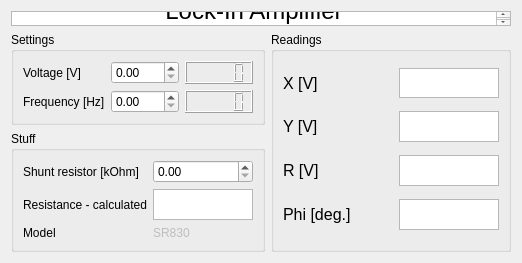
Old version of the form LockIn/LockIn_control.ui in the repository Cryostat-GUI/Cryostat-GUI.
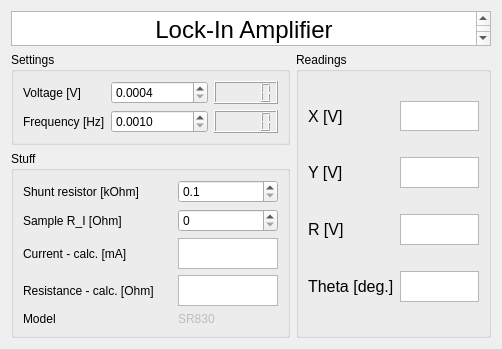
New version of the form.

Commit message: complete LockIn Implementation

Diff of the .ui file:
```diff
--- a/LockIn/LockIn_control.ui
+++ b/LockIn/LockIn_control.ui
@@ -6,8 +6,8 @@
    <rect>
     <x>0</x>
     <y>0</y>
-    <width>522</width>
-    <height>263</height>
+    <width>502</width>
+    <height>349</height>
    </rect>
   </property>
   <property name="windowTitle">
@@ -28,7 +28,20 @@
        </widget>
       </item>
       <item row="0" column="1">
-       <widget class="QDoubleSpinBox" name="spinSetVoltage_V"/>
+       <widget class="QDoubleSpinBox" name="spinSetVoltage_V">
+        <property name="decimals">
+         <number>4</number>
+        </property>
+        <property name="minimum">
+         <double>0.000400000000000</double>
+        </property>
+        <property name="maximum">
+         <double>5.000000000000000</double>
+        </property>
+        <property name="singleStep">
+         <double>0.100000000000000</double>
+        </property>
+       </widget>
       </item>
       <item row="1" column="0">
        <widget class="QLabel" name="label">
@@ -38,7 +51,17 @@
        </widget>
       </item>
       <item row="1" column="1">
-       <widget class="QDoubleSpinBox" name="spinSetFrequency_Hz"/>
+       <widget class="QDoubleSpinBox" name="spinSetFrequency_Hz">
+        <property name="decimals">
+         <number>4</number>
+        </property>
+        <property name="minimum">
+         <double>0.001000000000000</double>
+        </property>
+        <property name="maximum">
+         <double>102000.000000000000000</double>
+        </property>
+       </widget>
       </item>
       <item row="0" column="2">
        <widget class="QLCDNumber" name="lcdSetVoltage_V"/>
@@ -116,7 +139,7 @@
          </font>
         </property>
         <property name="text">
-         <string>Phi [deg.]</string>
+         <string>Theta [deg.]</string>
         </property>
        </widget>
       </item>
@@ -149,16 +172,13 @@
        </widget>
       </item>
       <item row="5" column="1">
-       <widget class="QPlainTextEdit" name="plainTextEdit">
+       <widget class="QTextEdit" name="textTheta_Deg">
         <property name="maximumSize">
          <size>
           <width>100</width>
           <height>31</height>
          </size>
         </property>
-        <property name="readOnly">
-         <bool>true</bool>
-        </property>
        </widget>
       </item>
      </layout>
@@ -170,41 +190,38 @@
       <string>Stuff</string>
      </property>
      <layout class="QGridLayout" name="gridLayout_2">
-      <item row="1" column="1">
-       <widget class="QTextEdit" name="textEdit_2">
-        <property name="maximumSize">
-         <size>
-          <width>100</width>
-          <height>31</height>
-         </size>
-        </property>
-       </widget>
-      </item>
-      <item row="0" column="0">
-       <widget class="QLabel" name="label_3">
-        <property name="text">
-         <string>Shunt resistor [kOhm]</string>
-        </property>
-       </widget>
-      </item>
-      <item row="0" column="1">
-       <widget class="QDoubleSpinBox" name="doubleSpinBox_3"/>
-      </item>
-      <item row="1" column="0">
-       <widget class="QLabel" name="label_4">
-        <property name="text">
-         <string>Resistance - calculated</string>
-        </property>
-       </widget>
-      </item>
-      <item row="2" column="0">
+      <item row="4" column="0">
        <widget class="QLabel" name="label_9">
         <property name="text">
          <string>Model</string>
         </property>
        </widget>
       </item>
-      <item row="2" column="1">
+      <item row="3" column="1">
+       <widget class="QTextEdit" name="textSampleResistance_Ohm">
+        <property name="maximumSize">
+         <size>
+          <width>100</width>
+          <height>31</height>
+         </size>
+        </property>
+        <property name="font">
+         <font>
+          <pointsize>12</pointsize>
+          <weight>75</weight>
+          <bold>true</bold>
+         </font>
+        </property>
+       </widget>
+      </item>
+      <item row="0" column="0">
+       <widget class="QLabel" name="label_3">
+        <property name="text">
+         <string>Shunt resistor [kOhm]</string>
+        </property>
+       </widget>
+      </item>
+      <item row="4" column="1">
        <widget class="QLabel" name="label_10">
         <property name="enabled">
          <bool>false</bool>
@@ -214,6 +231,57 @@
         </property>
        </widget>
       </item>
+      <item row="0" column="1">
+       <widget class="QDoubleSpinBox" name="spinShuntResistance_kOhm">
+        <property name="decimals">
+         <number>1</number>
+        </property>
+        <property name="minimum">
+         <double>0.100000000000000</double>
+        </property>
+       </widget>
+      </item>
+      <item row="3" column="0">
+       <widget class="QLabel" name="label_4">
+        <property name="text">
+         <string>Resistance - calc. [Ohm]</string>
+        </property>
+       </widget>
+      </item>
+      <item row="1" column="1">
+       <widget class="QDoubleSpinBox" name="spinContactResistance_Ohm">
+        <property name="decimals">
+         <number>0</number>
+        </property>
+        <property name="maximum">
+         <double>1000.000000000000000</double>
+        </property>
+       </widget>
+      </item>
+      <item row="1" column="0">
+       <widget class="QLabel" name="label_11">
+        <property name="text">
+         <string>Sample R_I [Ohm]</string>
+        </property>
+       </widget>
+      </item>
+      <item row="2" column="0">
+       <widget class="QLabel" name="label_12">
+        <property name="text">
+         <string>Current - calc. [mA]</string>
+        </property>
+       </widget>
+      </item>
+      <item row="2" column="1">
+       <widget class="QTextEdit" name="textSampleCurrent_mA">
+        <property name="maximumSize">
+         <size>
+          <width>100</width>
+          <height>31</height>
+         </size>
+        </property>
+       </widget>
+      </item>
      </layout>
     </widget>
    </item>
```
Left out of the diff: 6 changed lines with no effect on the pictures. The commit also changes 2 other files.
